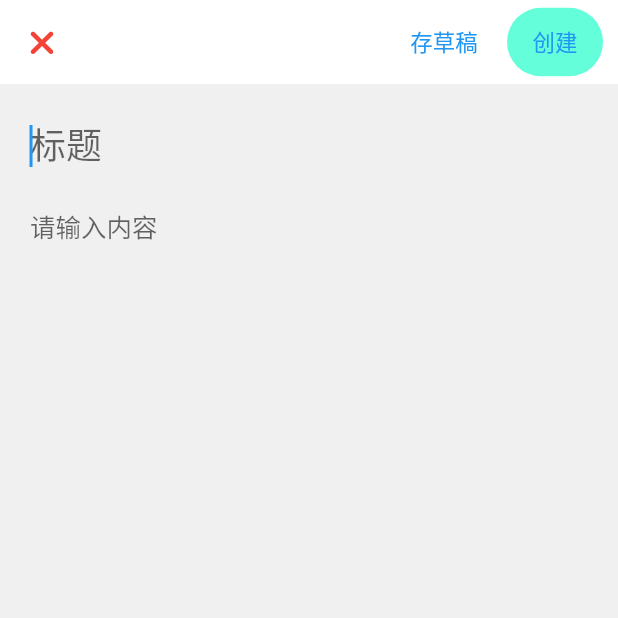
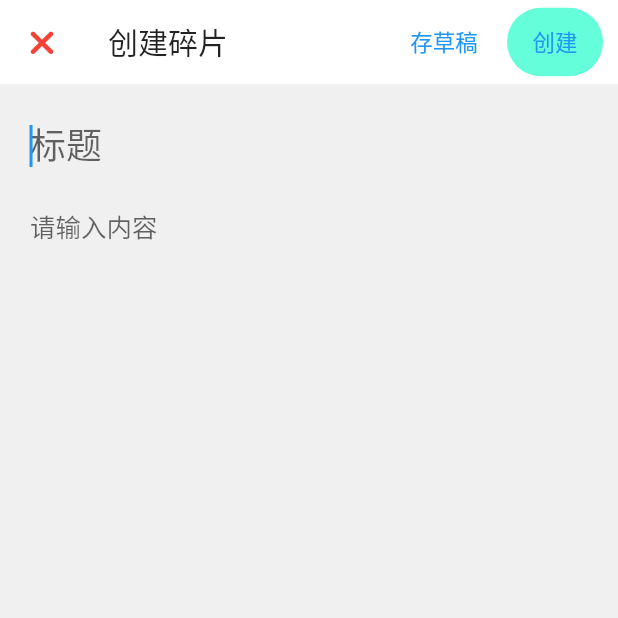
Before and after one commit to ddxl123/aaa, a Flutter app: the screen it shows after launch, after a tap on the "add" icon, on a phone screen of 412 x 824 dp, the top half of it. Run offline on Flutter 3.47's test engine with Material 2 defaults, Android fonts, the phone set to English and light mode, and no system bars; our stand-ins replace adaptive_dialog, drift, dropdown_button2, fluttertoast, font_awesome_flutter, logger and 2 more; missing offline and left inert: catcher; accounts and stored records are empty; statements that could not run were skipped.

Commit message:
碎片组页面 1.0

```diff
--- a/lib/home/Home.dart
+++ b/lib/home/Home.dart
@@ -35,7 +35,7 @@ class Home extends StatelessWidget {
     return FloatingActionButton(
       child: const Icon(Icons.add),
       onPressed: () async {
-        Navigator.push(context, MaterialPageRoute(builder: (ctx) => CreateFragmentPage()));
+        Navigator.push(context, MaterialPageRoute(builder: (ctx) => const CreateFragmentPage()));
       },
     );
   }
@@ -70,7 +70,7 @@ class Home extends StatelessWidget {
             controller.pageController.jumpToPage(tapIndex);
           },
           items: [
-            SalomonBottomBarItem(icon: const Icon(Icons.home), title: const Text('主页')),
+            SalomonBottomBarItem(icon: const Icon(Icons.home), title: const Text('首页')),
             SalomonBottomBarItem(icon: const Icon(Icons.person), title: const Text('碎片')),
             SalomonBottomBarItem(icon: const Icon(Icons.person), title: const Text('记忆')),
             SalomonBottomBarItem(icon: const Icon(Icons.person), title: const Text('我的')),
--- a/lib/home/fragmenthome/FragmentHome.dart
+++ b/lib/home/fragmenthome/FragmentHome.dart
@@ -1,7 +1,10 @@
 import 'package:aaa/home/fragmenthome/FragmentHomeAbController.dart';
+import 'package:aaa/page/create/CreateFragmentGroupPage.dart';
+import 'package:aaa/page/create/CreateFragmentPage.dart';
 import 'package:aaa/tool/aber/Aber.dart';
 import 'package:aaa/widget_model/FragmentGroupModel.dart';
 import 'package:aaa/widget_model/FragmentGroupModelAbController.dart';
+import 'package:dropdown_button2/dropdown_button2.dart';
 import 'package:flutter/material.dart';
 
 class FragmentHome extends StatefulWidget {
@@ -25,6 +28,35 @@ class _FragmentHomeState extends State<FragmentHome> with AutomaticKeepAliveClie
           appBar: AppBar(
             actions: [
               TextButton(onPressed: () {}, child: const Text('草稿')),
+              DropdownButtonHideUnderline(
+                child: DropdownButton2<int>(
+                  dropdownWidth: 150,
+                  dropdownDecoration: BoxDecoration(borderRadius: BorderRadius.circular(5)),
+                  customButton: const Padding(
+                    padding: EdgeInsets.fromLTRB(20, 0, 20, 0),
+                    child: Icon(Icons.more_horiz),
+                  ),
+                  items: const [
+                    DropdownMenuItem(
+                      value: 0,
+                      child: Text('添加碎片'),
+                    ),
+                    DropdownMenuItem(
+                      value: 1,
+                      child: Text('添加碎片组'),
+                    ),
+                  ],
+                  onChanged: (value) {
+                    if (value == 0) {
+                      Navigator.push(context, MaterialPageRoute(builder: (ctx) => const CreateFragmentPage()));
+                      return;
+                    }
+                    if (value == 1) {
+                      Navigator.push(context, MaterialPageRoute(builder: (ctx) => const CreateFragmentGroupPage()));
+                    }
+                  },
+                ),
+              ),
             ],
           ),
           body: const FragmentGroupModel(modelType: FragmentGroupModelType.home),
--- a/lib/page/create/CreateFragmentPage.dart
+++ b/lib/page/create/CreateFragmentPage.dart
@@ -1,7 +1,7 @@
+import 'package:aaa/page/transition/FragmentGroupChoosePage.dart';
 import 'package:aaa/page/create/CreateFragmentPageAbController.dart';
+import 'package:aaa/tool/Toaster.dart';
 import 'package:aaa/tool/aber/Aber.dart';
-import 'package:aaa/widget_model/FragmentGroupModelAbController.dart';
-import 'package:aaa/widget_model/Models.dart';
 import 'package:flutter/material.dart';
 import 'package:font_awesome_flutter/font_awesome_flutter.dart';
 
@@ -11,14 +11,20 @@ class CreateFragmentPage extends StatelessWidget {
   @override
   Widget build(BuildContext context) {
     return AbBuilder<CreateFragmentPageAbController>(
-        putController: CreateFragmentPageAbController(),
-        builder: (controller, abw) {
-          return Scaffold(
+      putController: CreateFragmentPageAbController(),
+      builder: (controller, abw) {
+        return WillPopScope(
+          onWillPop: () {
+            controller.cancel();
+            return Future(() => false);
+          },
+          child: Scaffold(
             appBar: AppBar(
+              title: const Text('创建碎片'),
               leading: IconButton(
                 icon: const FaIcon(FontAwesomeIcons.xmark, color: Colors.red),
                 onPressed: () {
-                  Navigator.pop(context);
+                  controller.cancel();
                 },
               ),
               actions: [
@@ -31,10 +37,7 @@ class CreateFragmentPage extends StatelessWidget {
                       style: ButtonStyle(backgroundColor: MaterialStateProperty.all(Colors.tealAccent)),
                       child: const Text('创建'),
                       onPressed: () {
-                        Navigator.push(
-                          context,
-                          MaterialPageRoute(builder: (ctx) => const FragmentGroupModelForAdd()),
-                        );
+                        controller.commit();
                       },
                     ),
                   ),
@@ -48,28 +51,36 @@ class CreateFragmentPage extends StatelessWidget {
                 // 屏幕高度-状态栏高度-appBar-padding
                 height: MediaQuery.of(context).size.height - MediaQuery.of(context).padding.top - kToolbarHeight - 20,
                 child: Column(
-                  children: const [
+                  children: [
                     TextField(
                       minLines: null,
                       maxLines: null,
                       autofocus: true,
-                      style: TextStyle(fontSize: 24),
-                      decoration: InputDecoration(border: InputBorder.none, hintText: '标题'),
+                      style: const TextStyle(fontSize: 24),
+                      decoration: const InputDecoration(border: InputBorder.none, hintText: '标题'),
+                      onChanged: (value) {
+                        controller.title = value;
+                      },
                     ),
                     Expanded(
                       child: TextField(
                         expands: true,
                         minLines: null,
                         maxLines: null,
-                        decoration: InputDecoration(border: InputBorder.none, hintText: '请输入内容'),
+                        decoration: const InputDecoration(border: InputBorder.none, hintText: '请输入内容'),
+                        onChanged: (value) {
+                          controller.content = value;
+                        },
                       ),
                     ),
-                    SizedBox(height: 100)
+                    const SizedBox(height: 100)
                   ],
                 ),
               ),
             ),
-          );
-        });
+          ),
+        );
+      },
+    );
   }
 }
--- a/lib/tool/aber/Aber.dart
+++ b/lib/tool/aber/Aber.dart
@@ -536,7 +536,7 @@ class _AbBuilderState<C extends AbController> extends State<AbBuilder<C>> {
 
     if (_isPutter) {
       _controller!.dispose();
-      Aber._removeController<C>(widget.putController!);
+      Aber._removeController<C>(_controller!);
       _controller = null;
     }
 
@@ -606,17 +606,21 @@ class Aber {
   ///
   /// 没找到会抛出异常。
   static C find<C extends AbController>({String? tag}) =>
-      findOrNull(tag: tag) ?? (throw 'Not found: ${_createKey(tag: tag)}. You need to create a controller with the constructor first.');
+      findOrNull<C>(tag: tag) ?? (throw 'Not found: ${_createKey<C>(tag: tag)}. You need to create a controller with the constructor first.');
 
   /// 查找所有 [C] 类型的控制器。
   static List<C> findAll<C extends AbController>() => _controllers.values.whereType<C>().toList();
 
   /// 查找最近的一个 [C] 类型的控制器。
   ///
+  /// 通常配合 [hashCodeTag] 使用。
+  ///
   /// 没有找到会抛出异常。
   static C findLast<C extends AbController>() => findAll<C>().last;
 
   /// 查找最近的一个 [C] 类型的控制器。
+  ///
+  /// 通常配合 [hashCodeTag] 使用。
   ///
   /// 没有找到会返回 null。
   static C? findOrNullLast<C extends AbController>() {
--- a/lib/widget_model/FragmentGroupModel.dart
+++ b/lib/widget_model/FragmentGroupModel.dart
@@ -36,6 +36,15 @@ class FragmentGroupModel extends StatelessWidget {
                     physics: const AlwaysScrollableScrollPhysics(parent: BouncingScrollPhysics()),
                     child: CustomScrollView(
                       slivers: [
+                        (c.currentPart().isAllEmpty(abw))
+                            ? SliverToBoxAdapter(
+                                child: Row(
+                                mainAxisAlignment: MainAxisAlignment.center,
+                                children: const [
+                                  Text('什么都没有~'),
+                                ],
+                              ))
+                            : const SliverToBoxAdapter(),
                         _fragmentGroupsBuilder(),
                         _fragmentsBuilder(),
                         SliverToBoxAdapter(
@@ -89,7 +98,7 @@ class FragmentGroupModel extends StatelessWidget {
         return SliverList(
           delegate: SliverChildBuilderDelegate(
             (context, index) {
-              return TextButton(
+              return MaterialButton(
                 child: Text(c.currentFragment(index, abw).title.toString()),
                 onPressed: () {
                   if (modelType == FragmentGroupModelType.add) return;
@@ -105,15 +114,20 @@ class FragmentGroupModel extends StatelessWidget {
 
   PreferredSize _appBarBottom(BuildContext context) {
     return PreferredSize(
+      preferredSize: const Size.fromHeight(kMinInteractiveDimension),
       child: Container(
         alignment: Alignment.centerLeft,
         decoration: const BoxDecoration(
-          color: Colors.amberAccent,
+          color: Colors.white10,
           border: Border(
-            bottom: BorderSide(width: 0.5, color: Colors.grey),
+              // bottom: BorderSide(width: 0.5, color: Colors.grey),
               ),
         ),
-        child: SingleChildScrollView(
+        child: SizedBox(
+          width: MediaQuery.of(context).size.width,
+          child: Stack(
+            children: [
+              SingleChildScrollView(
                 reverse: true,
                 scrollDirection: Axis.horizontal,
                 physics: const AlwaysScrollableScrollPhysics(parent: BouncingScrollPhysics()),
@@ -138,8 +152,25 @@ class FragmentGroupModel extends StatelessWidget {
                   },
                 ),
               ),
+              AbBuilder<FragmentGroupModelAbController>(
+                tag: Aber.hashCodeTag,
+                builder: (controller, abw) {
+                  return controller.parts(abw).length == 1
+                      ? Container()
+                      : Positioned(
+                          right: 0,
+                          child: IconButton(
+                            icon: const Icon(Icons.settings),
+                            tooltip: '查看当前组配置',
+                            onPressed: () {},
                           ),
-      preferredSize: const Size.fromHeight(kMinInteractiveDimension),
+                        );
+                },
+              ),
+            ],
+          ),
+        ),
+      ),
     );
   }
 }
--- a/pubspec.yaml
+++ b/pubspec.yaml
@@ -62,7 +62,7 @@ dependencies:
   # 获取包信息。
   # catcher 需要。
   package_info_plus: ^1.4.2
-  # 下拉列表 - 关注 flutter_speed_dial
+  # 下拉列表 - 其他 flutter_speed_dial
   dropdown_button2: ^1.5.2
   # 图标库
   font_awesome_flutter: ^10.1.0
```
Also changed, not shown: lib/home/memoryhome/MemoryHome.dart (added, +10 -0 lines), lib/page/create/CreateFragmentGroupPage.dart (+8 -2 lines), lib/page/create/CreateFragmentGroupPageAbController.dart (+7 -9 lines), lib/page/create/CreateFragmentPageAbController.dart (+13 -16 lines), lib/page/transition/FragmentGroupChoosePage.dart (renamed from lib/widget_model/Models.dart, +14 -8 lines), lib/widget_model/FragmentGroupModelAbController.dart (+7 -5 lines). Lines whose indentation alone changed are shown as unchanged.
